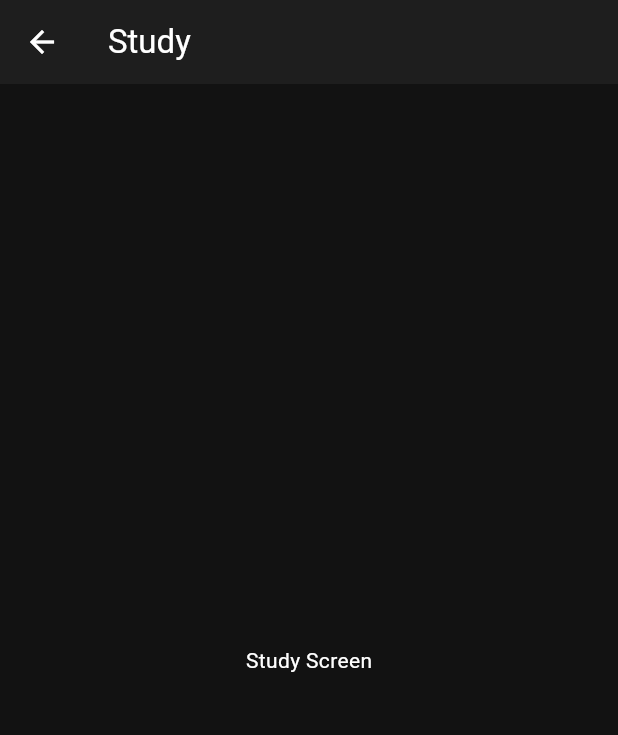
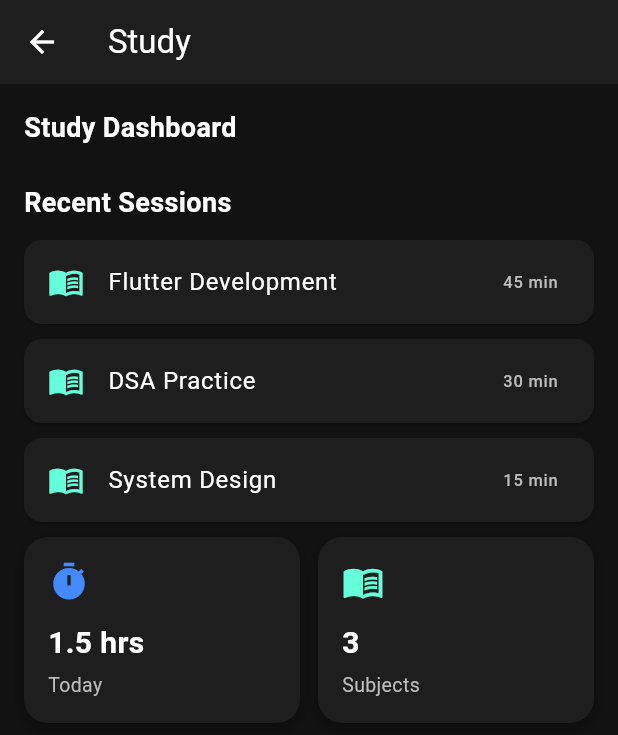
Before and after one commit to Harshagnih0tri/GrowthX, a Flutter app: the StudyScreen screen opened directly, on a phone screen of 412 x 824 dp. Shown: the top 735 px of the screen. Run offline on Flutter 3.47's test engine with Material 3 defaults, Android fonts, the phone set to English and light mode, and no system bars.

Commit message:
feat: build static UI for all main screens (Study, Gym, Habits, Profile)
- Add Study screen: summary cards (hours, subjects) + recent sessions list
- Add Gym screen: summary cards (status, calories) + recent workouts list
- Create reusable WorkoutTile and StudySessionTile widgets
- Add Habits screen: full habit list reusing existing HabitRow widget
- Add Profile screen: avatar and name header
- Fix folder naming issues (widegts -> widgets) and file organization

```diff
--- a/lib/features/study/presentation/study_screen.dart
+++ b/lib/features/study/presentation/study_screen.dart
@@ -1,4 +1,6 @@
 import 'package:flutter/material.dart';
+import '../../dashboard/presentation/widgets/summary_card.dart';
+import 'widgets/recent_sessions_section.dart';
 
 class StudyScreen extends StatelessWidget {
   const StudyScreen({super.key});
@@ -7,8 +9,46 @@ class StudyScreen extends StatelessWidget {
   Widget build(BuildContext context) {
     return Scaffold(
       appBar: AppBar(title: const Text('Study')),
-      body: const Center(
-        child: Text('Study Screen'),
+      body: SafeArea(
+        child: SingleChildScrollView(
+          padding: const EdgeInsets.all(16),
+          child: Column(
+            crossAxisAlignment: CrossAxisAlignment.start,
+            children: [
+              const Text(
+                'Study Dashboard',
+                style: TextStyle(
+                  fontSize: 18,
+                  fontWeight: FontWeight.bold,
+                  color: Colors.white,
+                ),
+                ),
+              const SizedBox(height: 24),
+               const RecentSessionsSection(),
+              Row(
+                children: [
+                  Expanded(
+                    child: SummaryCard(
+                      icon: Icons.timer,
+                      title: 'Today',
+                      value: '1.5 hrs',
+                      color: Colors.blueAccent,
+                    ),
+                  ),
+                  const SizedBox(width: 12),
+                  Expanded(
+                    child: SummaryCard(
+                      icon: Icons.menu_book,
+                      title: 'Subjects',
+                      value: '3',
+                      color: Colors.tealAccent,
+                    ),
+                  ),
+                ],
+              ),
+            ],
+          ),
+        ),
       ),
     );
   }
--- /dev/null
+++ b/lib/features/study/presentation/widgets/recent_sessions_section.dart
@@ -0,0 +1,43 @@
+import 'package:flutter/material.dart';
+import 'study_session_tile.dart';
+
+class _SessionData {
+  final String subject;
+  final String duration;
+
+  const _SessionData({required this.subject, required this.duration});
+}
+
+class RecentSessionsSection extends StatelessWidget {
+  const RecentSessionsSection({super.key});
+
+  static const List<_SessionData> _sessions = [
+    _SessionData(subject: 'Flutter Development', duration: '45 min'),
+    _SessionData(subject: 'DSA Practice', duration: '30 min'),
+    _SessionData(subject: 'System Design', duration: '15 min'),
+  ];
+
+  @override
+  Widget build(BuildContext context) {
+    return Column(
+      crossAxisAlignment: CrossAxisAlignment.start,
+      children: [
+        const Text(
+          'Recent Sessions',
+          style: TextStyle(
+            fontSize: 18,
+            fontWeight: FontWeight.bold,
+            color: Colors.white,
+          ),
+        ),
+        const SizedBox(height: 12),
+        ..._sessions.map((session) {
+          return StudySessionTile(
+            subject: session.subject,
+            duration: session.duration,
+          );
+        }),
+      ],
+    );
+  }
+}
--- /dev/null
+++ b/lib/features/study/presentation/widgets/study_session_tile.dart
@@ -0,0 +1,28 @@
+import 'package:flutter/material.dart';
+
+class StudySessionTile extends StatelessWidget {
+  final String subject;
+  final String duration;
+
+  const StudySessionTile({
+    super.key,
+    required this.subject,
+    required this.duration,
+  });
+
+  @override
+  Widget build(BuildContext context) {
+    return Card(
+      color: const Color(0xFF1E1E1E),
+      margin: const EdgeInsets.only(bottom: 10),
+      shape: RoundedRectangleBorder(
+        borderRadius: BorderRadius.circular(12),
+      ),
+      child: ListTile(
+        leading: const Icon(Icons.menu_book, color: Colors.tealAccent),
+        title: Text(subject, style: const TextStyle(color: Colors.white)),
+        trailing: Text(duration, style: TextStyle(color: Colors.grey[400])),
+      ),
+    );
+  }
+}
```
Also changed, not shown: lib/features/gym/presentation/gym_screen.dart (+40 -2 lines), lib/features/gym/presentation/widgets/recent_workouts_section.dart (added, +43 -0 lines), lib/features/gym/presentation/widgets/workout_tile.dart (added, +28 -0 lines), lib/features/habits/presentation/habits_screen.dart (+25 -2 lines), lib/features/profile/presentation/profile_screen.dart (+22 -2 lines).
